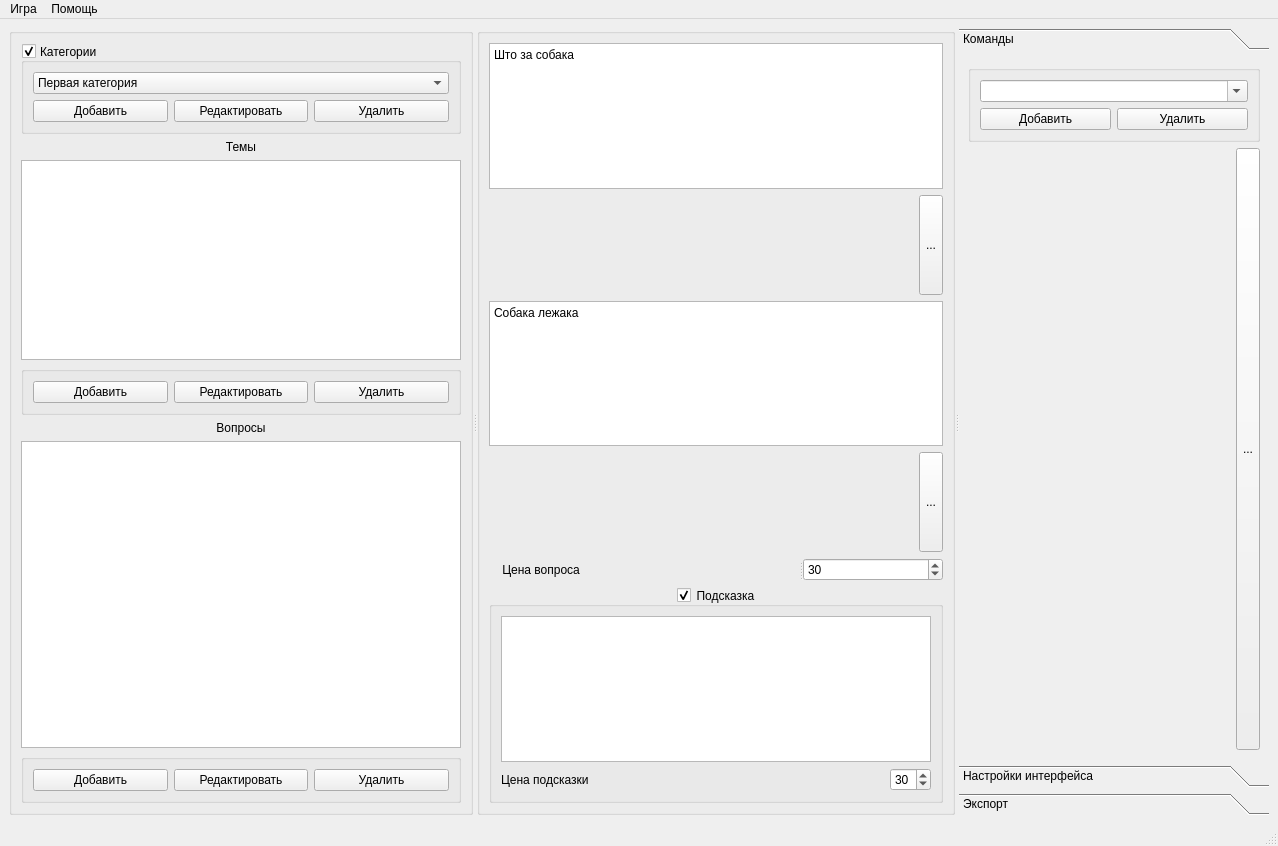
Before: the Qt Designer form backend/mainwindow.ui in leoneii/py_Jeopardy, drawn with Qt 5.
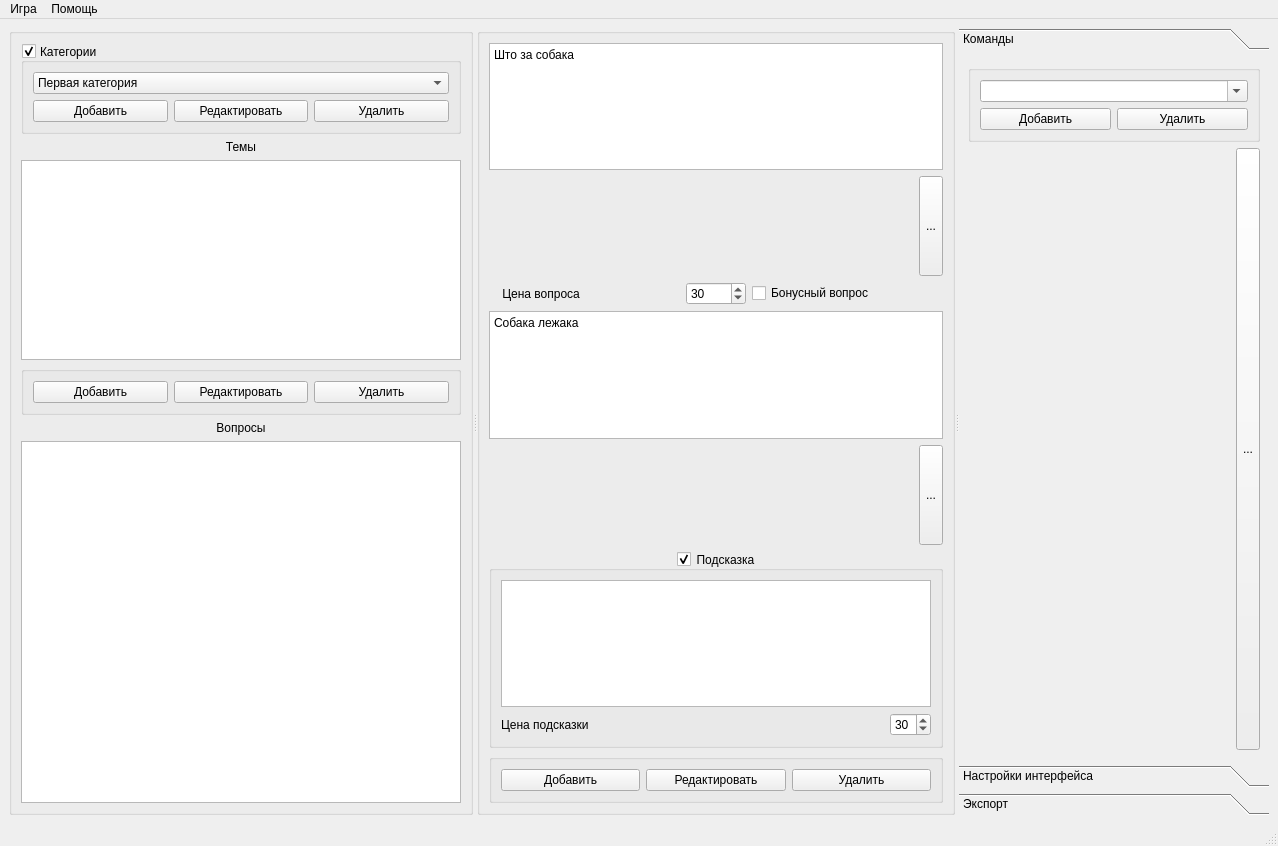
After: the same form once the commit is applied. Icons and pictures are not drawn.

Commit message: Обновил

Diff of the .ui file:
```diff
--- a/backend/mainwindow.ui
+++ b/backend/mainwindow.ui
@@ -21,7 +21,7 @@
   </property>
   <widget class="QWidget" name="centralwidget">
    <layout class="QGridLayout" name="gridLayout_2">
-    <item row="0" column="0">
+    <item row="1" column="0">
      <widget class="QSplitter" name="splitter_2">
       <property name="orientation">
        <enum>Qt::Horizontal</enum>
@@ -193,36 +193,6 @@
         <item>
          <widget class="QTableView" name="tableView_questTable"/>
         </item>
-        <item>
-         <widget class="QGroupBox" name="groupBox">
-          <property name="title">
-           <string/>
-          </property>
-          <layout class="QHBoxLayout" name="horizontalLayout_4">
-           <item>
-            <widget class="QPushButton" name="pushButton_addQ">
-             <property name="text">
-              <string>Добавить</string>
-             </property>
-            </widget>
-           </item>
-           <item>
-            <widget class="QPushButton" name="pushButton_editQ">
-             <property name="text">
-              <string>Редактировать</string>
-             </property>
-            </widget>
-           </item>
-           <item>
-            <widget class="QPushButton" name="pushButton_delQ">
-             <property name="text">
-              <string>Удалить</string>
-             </property>
-            </widget>
-           </item>
-          </layout>
-         </widget>
-        </item>
        </layout>
       </widget>
       <widget class="QGroupBox" name="groupBox_4">
@@ -247,6 +217,8 @@
        <property name="title">
         <string/>
        </property>
+       <layout class="QVBoxLayout" name="verticalLayout_4">
+        <item>
        <layout class="QVBoxLayout" name="verticalLayout_2">
         <item>
          <widget class="QTextEdit" name="textEdit_questText">
@@ -314,6 +286,40 @@
           </item>
          </layout>
         </item>
+          <item>
+           <layout class="QHBoxLayout" name="horizontalLayout_3">
+            <item>
+             <widget class="QLabel" name="label_13">
+              <property name="text">
+               <string>    Цена вопроса</string>
+              </property>
+             </widget>
+            </item>
+            <item>
+             <widget class="QSpinBox" name="spinBox_costQuest">
+              <property name="maximumSize">
+               <size>
+                <width>60</width>
+                <height>16777215</height>
+               </size>
+              </property>
+              <property name="value">
+               <number>30</number>
+              </property>
+             </widget>
+            </item>
+            <item>
+             <widget class="QCheckBox" name="checkBox">
+              <property name="text">
+               <string>Бонусный вопрос</string>
+              </property>
+              <property name="autoExclusive">
+               <bool>false</bool>
+              </property>
+             </widget>
+            </item>
+           </layout>
+          </item>
         <item>
          <widget class="QTextEdit" name="textEdit_answerText">
           <property name="minimumSize">
@@ -373,23 +379,6 @@
           </item>
          </layout>
         </item>
-        <item>
-         <widget class="QSplitter" name="splitter">
-          <property name="orientation">
-           <enum>Qt::Horizontal</enum>
-          </property>
-          <widget class="QLabel" name="label_13">
-           <property name="text">
-            <string>    Цена вопроса</string>
-           </property>
-          </widget>
-          <widget class="QSpinBox" name="spinBox_costQuest">
-           <property name="value">
-            <number>30</number>
-           </property>
-          </widget>
-         </widget>
-        </item>
         <item>
          <widget class="QGroupBox" name="groupBox_tooltip">
           <property name="title">
@@ -405,14 +394,14 @@
            <item row="0" column="0" colspan="3">
             <widget class="QTextEdit" name="textEdit_tooltipText"/>
            </item>
-           <item row="1" column="0">
-            <widget class="QLabel" name="label_14">
-             <property name="text">
-              <string>Цена подсказки</string>
+             <item row="2" column="2">
+              <widget class="QSpinBox" name="spinBox_costTooltip">
+               <property name="value">
+                <number>30</number>
              </property>
             </widget>
            </item>
-           <item row="1" column="1">
+             <item row="2" column="1">
             <spacer name="horizontalSpacer_9">
              <property name="orientation">
               <enum>Qt::Horizontal</enum>
@@ -425,15 +414,47 @@
              </property>
             </spacer>
            </item>
-           <item row="1" column="2">
-            <widget class="QSpinBox" name="spinBox_costTooltip">
-             <property name="value">
-              <number>30</number>
+             <item row="2" column="0">
+              <widget class="QLabel" name="label_14">
+               <property name="text">
+                <string>Цена подсказки</string>
              </property>
             </widget>
            </item>
           </layout>
          </widget>
+          </item>
+          <item>
+           <widget class="QGroupBox" name="groupBox">
+            <property name="title">
+             <string/>
+            </property>
+            <layout class="QHBoxLayout" name="horizontalLayout_4">
+             <item>
+              <widget class="QPushButton" name="pushButton_addQ">
+               <property name="text">
+                <string>Добавить</string>
+               </property>
+              </widget>
+             </item>
+             <item>
+              <widget class="QPushButton" name="pushButton_editQ">
+               <property name="text">
+                <string>Редактировать</string>
+               </property>
+              </widget>
+             </item>
+             <item>
+              <widget class="QPushButton" name="pushButton_delQ">
+               <property name="text">
+                <string>Удалить</string>
+               </property>
+              </widget>
+             </item>
+            </layout>
+           </widget>
+          </item>
+         </layout>
         </item>
        </layout>
       </widget>
```
Lines whose indentation alone changed are shown as unchanged. The commit also changes 1 other file.
